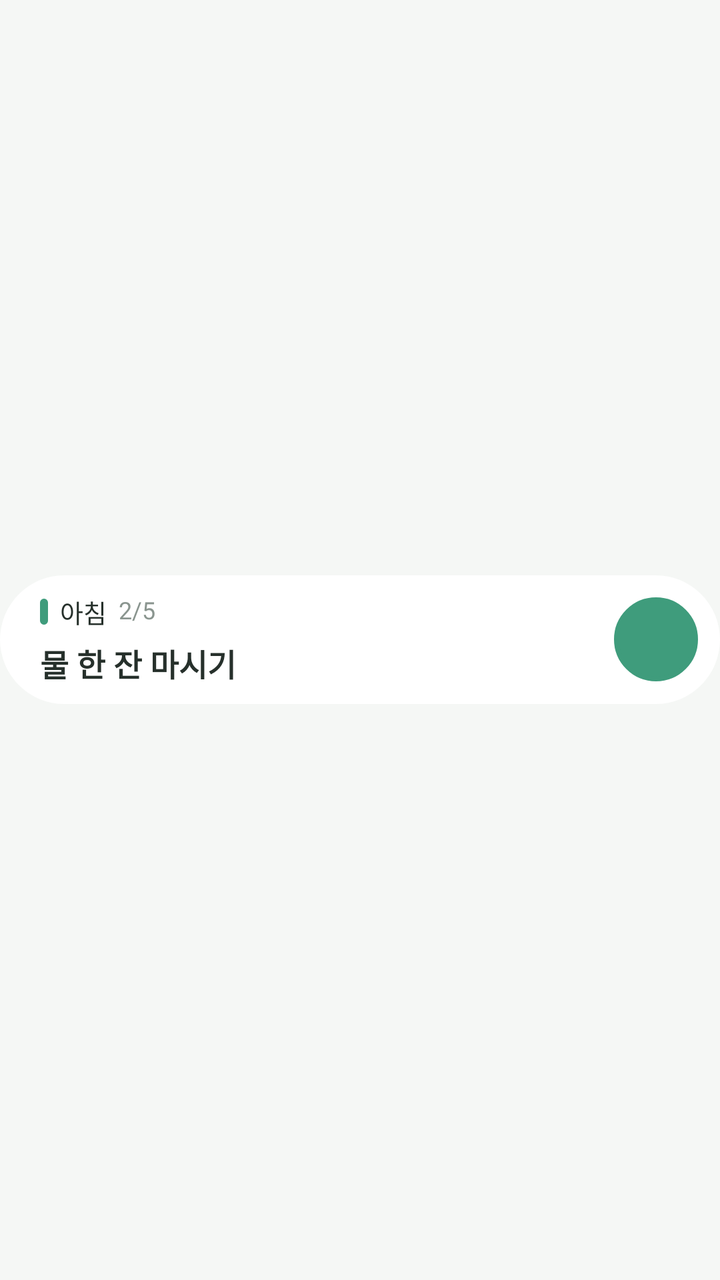
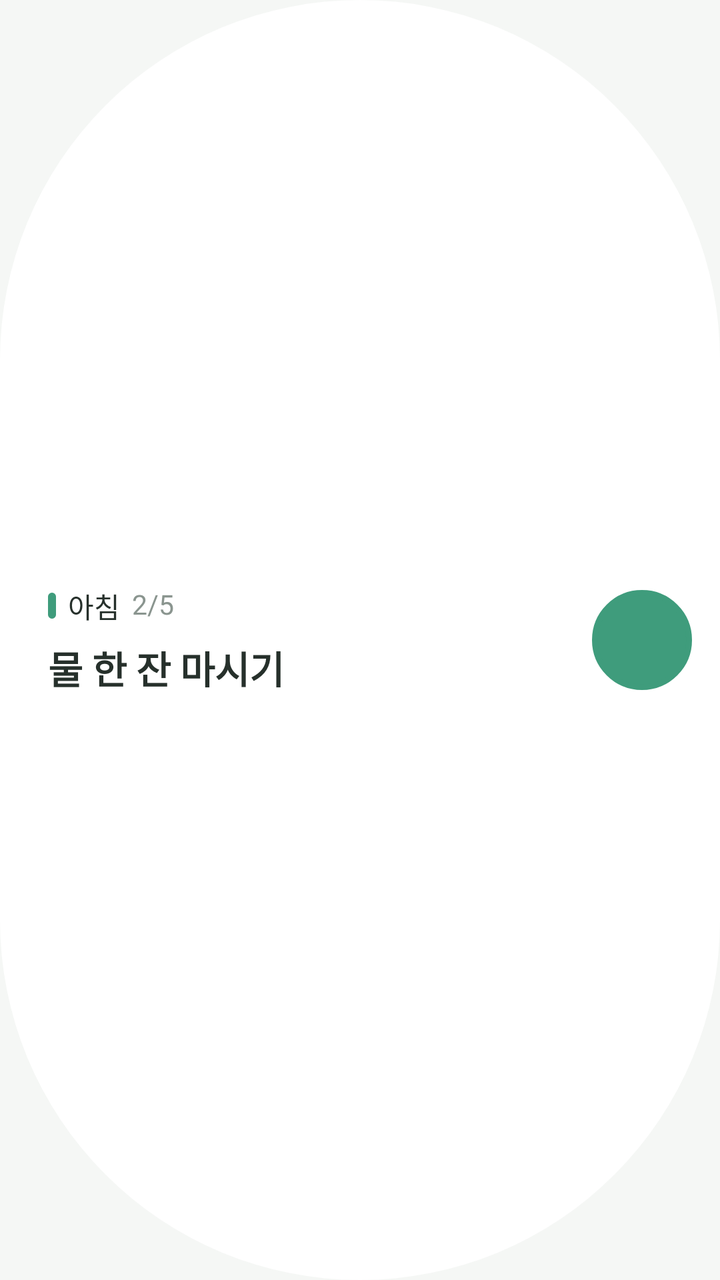

Two renders of the same Android screen: before a commit and after it. Below are the layout's source before the change and the commit's diff.
<!-- AndroidManifest.xml: application theme AppTheme -->
<!-- res/layout/widget_small.xml -->
<?xml version="1.0" encoding="utf-8"?>
<FrameLayout xmlns:android="http://schemas.android.com/apk/res/android"
    android:layout_width="match_parent" android:layout_height="match_parent">
  <FrameLayout android:layout_width="match_parent" android:layout_height="wrap_content" android:layout_gravity="center_vertical">
    <ImageView android:id="@+id/widgetBgImg" android:layout_width="match_parent" android:layout_height="match_parent"
        android:scaleType="fitXY" android:src="@drawable/widget_capsule" />
    <LinearLayout android:layout_width="match_parent" android:layout_height="wrap_content"
        android:orientation="horizontal" android:gravity="center_vertical"
        android:paddingStart="20dp" android:paddingEnd="9dp" android:paddingTop="9dp" android:paddingBottom="9dp" android:minHeight="64dp">
        <LinearLayout android:id="@+id/smallMain" android:layout_width="0dp" android:layout_height="wrap_content" android:layout_weight="1"
            android:orientation="vertical" android:gravity="center_vertical">
            <LinearLayout android:layout_width="match_parent" android:layout_height="wrap_content"
                android:orientation="horizontal" android:gravity="center_vertical">
                <ImageView android:id="@+id/smallBar" android:layout_width="4dp" android:layout_height="13dp" android:src="@drawable/widget_vbar" android:tint="#3F9C7C" />
                <TextView android:id="@+id/smallTitle" android:layout_width="wrap_content" android:layout_height="wrap_content"
                    android:layout_marginStart="6dp" android:fontFamily="@font/pretendard_semibold" android:includeFontPadding="false"
                    android:textSize="12.5sp" android:maxLines="1" android:ellipsize="end" android:text="아침" android:textColor="#26302B" />
                <TextView android:id="@+id/smallCount" android:layout_width="wrap_content" android:layout_height="wrap_content"
                    android:layout_marginStart="6dp" android:fontFamily="@font/pretendard_regular" android:includeFontPadding="false"
                    android:textSize="12sp" android:maxLines="1" android:text="2/5" android:textColor="#8A958F" />
            </LinearLayout>
            <TextView android:id="@+id/smallName" android:layout_width="match_parent" android:layout_height="wrap_content"
                android:layout_marginTop="5dp" android:fontFamily="@font/pretendard_semibold" android:includeFontPadding="false"
                android:textSize="15.5sp" android:textStyle="bold" android:maxLines="1" android:ellipsize="end" android:text="물 한 잔 마시기" android:textColor="#26302B" />
            <Chronometer android:id="@+id/smallChrono" android:layout_width="wrap_content" android:layout_height="wrap_content"
                android:layout_marginTop="5dp" android:fontFamily="@font/pretendard_semibold" android:includeFontPadding="false"
                android:textSize="16sp" android:textStyle="bold" android:visibility="gone" />
        </LinearLayout>
        <FrameLayout android:id="@+id/smallBtn" android:layout_width="46dp" android:layout_height="46dp" android:layout_marginStart="6dp">
            <ImageView android:id="@+id/smallBtnBg" android:layout_width="42dp" android:layout_height="42dp" android:layout_gravity="center" android:src="@drawable/widget_ring_big" android:tint="#3F9C7C" />
            <TextView android:id="@+id/smallBtnText" android:layout_width="wrap_content" android:layout_height="wrap_content" android:layout_gravity="center"
                android:fontFamily="@font/pretendard_semibold" android:includeFontPadding="false" android:textSize="12.5sp" />
            <ImageView android:id="@+id/smallBtnIc" android:layout_width="20dp" android:layout_height="20dp" android:layout_gravity="center" android:src="@drawable/ic_w_check" android:visibility="gone" />
        </FrameLayout>
    </LinearLayout>
  </FrameLayout>
</FrameLayout>
<!-- resources referenced by this layout -->
<resources>
  <!-- drawable ic_w_check (drawable) -->
  <?xml version="1.0" encoding="utf-8"?>
  <vector xmlns:android="http://schemas.android.com/apk/res/android" android:width="20dp" android:height="20dp" android:viewportWidth="24" android:viewportHeight="24">
      <path android:pathData="M5,12.5l4.5,4.5L19,7.5" android:strokeColor="#FFFFFFFF" android:strokeWidth="2.6" android:strokeLineCap="round" android:strokeLineJoin="round" android:fillColor="#00000000" />
  </vector>
  <!-- drawable widget_capsule (drawable) -->
  <?xml version="1.0" encoding="utf-8"?>
  <shape xmlns:android="http://schemas.android.com/apk/res/android" android:shape="rectangle">
      <solid android:color="#FFFFFFFF" />
      <corners android:radius="200dp" />
  </shape>
  <!-- drawable widget_ring_big (drawable) -->
  <?xml version="1.0" encoding="utf-8"?>
  <shape xmlns:android="http://schemas.android.com/apk/res/android" android:shape="oval">
      <stroke android:width="2.2dp" android:color="#FFFFFFFF" />
      <size android:width="40dp" android:height="40dp" />
  </shape>
  <!-- drawable widget_vbar (drawable) -->
  <?xml version="1.0" encoding="utf-8"?>
  <shape xmlns:android="http://schemas.android.com/apk/res/android" android:shape="rectangle">
      <solid android:color="#FFFFFFFF" />
      <corners android:radius="2dp" />
      <size android:width="4dp" android:height="13dp" />
  </shape>
  <style name="AppTheme" parent="Theme.AppCompat.DayNight.NoActionBar">
          <item name="android:windowBackground">@color/appBg</item>
      </style>
  <color name="appBg">#F5F7F5</color>
</resources>

<!-- the commit's change to res/layout/widget_small.xml (unified diff, before → after) -->
@@ -1,36 +1,36 @@
 <?xml version="1.0" encoding="utf-8"?>
 <FrameLayout xmlns:android="http://schemas.android.com/apk/res/android"
     android:layout_width="match_parent" android:layout_height="match_parent">
-  <FrameLayout android:layout_width="match_parent" android:layout_height="wrap_content" android:layout_gravity="center_vertical">
+  <FrameLayout android:layout_width="match_parent" android:layout_height="match_parent">
     <ImageView android:id="@+id/widgetBgImg" android:layout_width="match_parent" android:layout_height="match_parent"
         android:scaleType="fitXY" android:src="@drawable/widget_capsule" />
-    <LinearLayout android:layout_width="match_parent" android:layout_height="wrap_content"
+    <LinearLayout android:layout_width="match_parent" android:layout_height="match_parent"
         android:orientation="horizontal" android:gravity="center_vertical"
-        android:paddingStart="20dp" android:paddingEnd="9dp" android:paddingTop="9dp" android:paddingBottom="9dp" android:minHeight="64dp">
+        android:paddingStart="24dp" android:paddingEnd="12dp" android:paddingTop="8dp" android:paddingBottom="8dp">
         <LinearLayout android:id="@+id/smallMain" android:layout_width="0dp" android:layout_height="wrap_content" android:layout_weight="1"
             android:orientation="vertical" android:gravity="center_vertical">
             <LinearLayout android:layout_width="match_parent" android:layout_height="wrap_content"
                 android:orientation="horizontal" android:gravity="center_vertical">
-                <ImageView android:id="@+id/smallBar" android:layout_width="4dp" android:layout_height="13dp" android:src="@drawable/widget_vbar" android:tint="#3F9C7C" />
+                <ImageView android:id="@+id/smallBar" android:layout_width="4dp" android:layout_height="15dp" android:src="@drawable/widget_vbar" android:tint="#3F9C7C" />
                 <TextView android:id="@+id/smallTitle" android:layout_width="wrap_content" android:layout_height="wrap_content"
                     android:layout_marginStart="6dp" android:fontFamily="@font/pretendard_semibold" android:includeFontPadding="false"
-                    android:textSize="12.5sp" android:maxLines="1" android:ellipsize="end" android:text="아침" android:textColor="#26302B" />
+                    android:textSize="14sp" android:maxLines="1" android:ellipsize="end" android:text="아침" android:textColor="#26302B" />
                 <TextView android:id="@+id/smallCount" android:layout_width="wrap_content" android:layout_height="wrap_content"
                     android:layout_marginStart="6dp" android:fontFamily="@font/pretendard_regular" android:includeFontPadding="false"
-                    android:textSize="12sp" android:maxLines="1" android:text="2/5" android:textColor="#8A958F" />
+                    android:textSize="13.5sp" android:maxLines="1" android:text="2/5" android:textColor="#8A958F" />
             </LinearLayout>
             <TextView android:id="@+id/smallName" android:layout_width="match_parent" android:layout_height="wrap_content"
-                android:layout_marginTop="5dp" android:fontFamily="@font/pretendard_semibold" android:includeFontPadding="false"
-                android:textSize="15.5sp" android:textStyle="bold" android:maxLines="1" android:ellipsize="end" android:text="물 한 잔 마시기" android:textColor="#26302B" />
+                android:layout_marginTop="7dp" android:fontFamily="@font/pretendard_semibold" android:includeFontPadding="false"
+                android:textSize="19sp" android:textStyle="bold" android:maxLines="1" android:ellipsize="end" android:text="물 한 잔 마시기" android:textColor="#26302B" />
             <Chronometer android:id="@+id/smallChrono" android:layout_width="wrap_content" android:layout_height="wrap_content"
-                android:layout_marginTop="5dp" android:fontFamily="@font/pretendard_semibold" android:includeFontPadding="false"
-                android:textSize="16sp" android:textStyle="bold" android:visibility="gone" />
+                android:layout_marginTop="7dp" android:fontFamily="@font/pretendard_semibold" android:includeFontPadding="false"
+                android:textSize="20sp" android:textStyle="bold" android:visibility="gone" />
         </LinearLayout>
-        <FrameLayout android:id="@+id/smallBtn" android:layout_width="46dp" android:layout_height="46dp" android:layout_marginStart="6dp">
-            <ImageView android:id="@+id/smallBtnBg" android:layout_width="42dp" android:layout_height="42dp" android:layout_gravity="center" android:src="@drawable/widget_ring_big" android:tint="#3F9C7C" />
+        <FrameLayout android:id="@+id/smallBtn" android:layout_width="54dp" android:layout_height="54dp" android:layout_marginStart="6dp">
+            <ImageView android:id="@+id/smallBtnBg" android:layout_width="50dp" android:layout_height="50dp" android:layout_gravity="center" android:src="@drawable/widget_ring_big" android:tint="#3F9C7C" />
             <TextView android:id="@+id/smallBtnText" android:layout_width="wrap_content" android:layout_height="wrap_content" android:layout_gravity="center"
-                android:fontFamily="@font/pretendard_semibold" android:includeFontPadding="false" android:textSize="12.5sp" />
-            <ImageView android:id="@+id/smallBtnIc" android:layout_width="20dp" android:layout_height="20dp" android:layout_gravity="center" android:src="@drawable/ic_w_check" android:visibility="gone" />
+                android:fontFamily="@font/pretendard_semibold" android:includeFontPadding="false" android:textSize="14sp" />
+            <ImageView android:id="@+id/smallBtnIc" android:layout_width="24dp" android:layout_height="24dp" android:layout_gravity="center" android:src="@drawable/ic_w_check" android:visibility="gone" />
         </FrameLayout>
     </LinearLayout>
   </FrameLayout>
